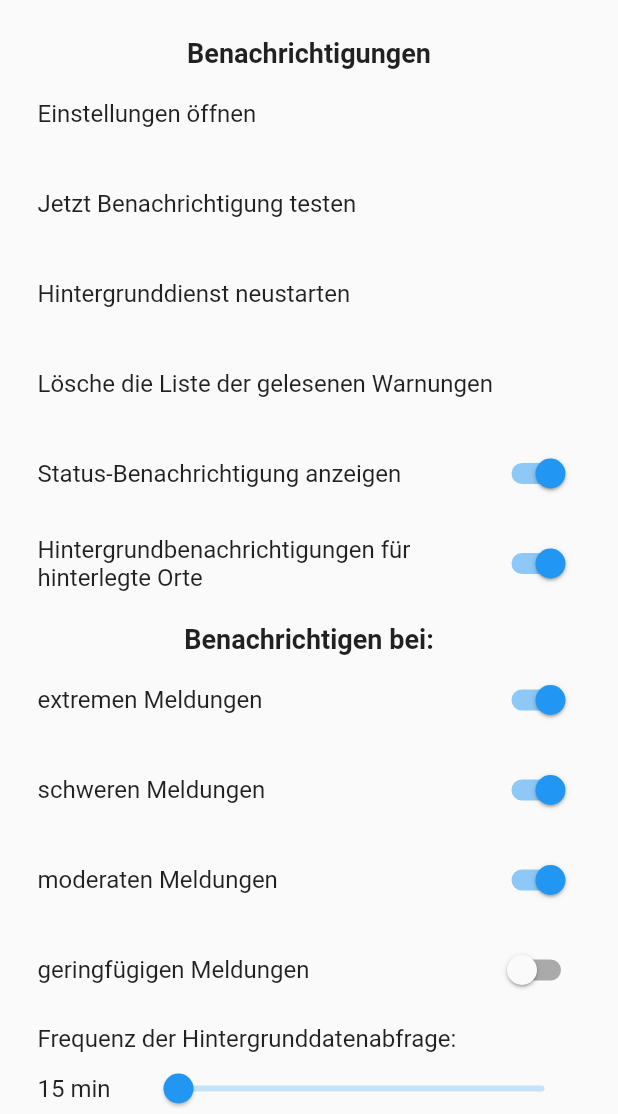
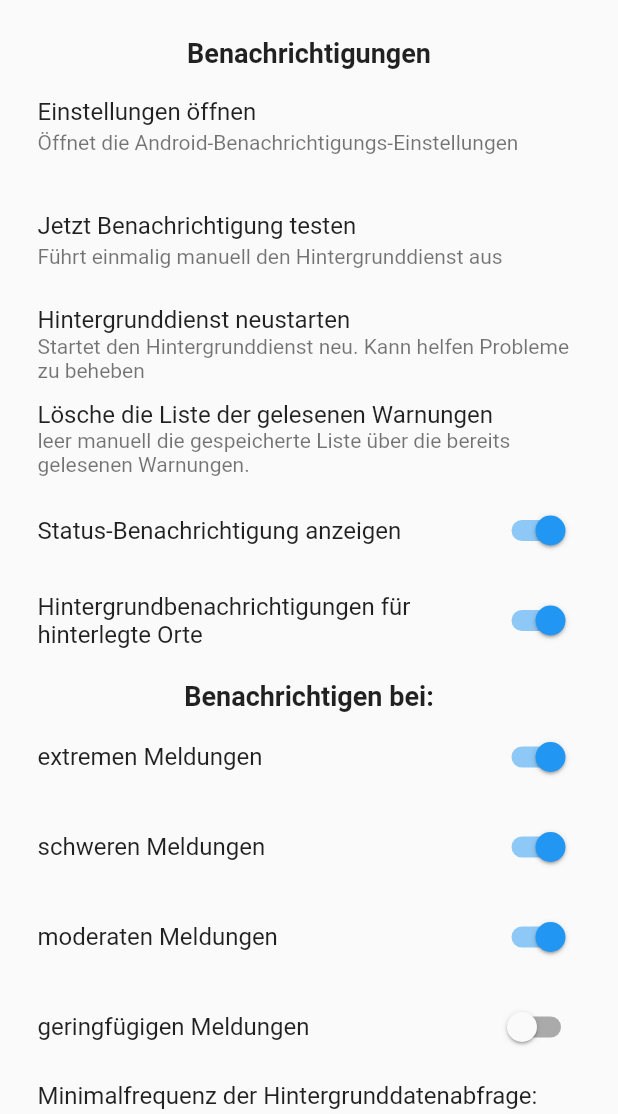
Before and after one commit to nucleus-ffm/foss_warn, a Flutter app: the Settings widget shown alone on an empty page, opened directly, on a phone screen of 412 x 824 dp, the part 122-1236 px from its top. Run offline on Flutter 3.47's test engine with Material 2 defaults, Android fonts, the phone set to English and light mode, and no system bars; our stand-ins replace flutter_local_notifications, rxdart, share_plus, shared_preferences; missing offline and left inert: app_settings, workmanager; accounts and stored records are empty; statements that could not run were skipped.

Commit message:
add subtitles to settings, add dark mode and move workmanager code to BackgroundTaskManager()

```diff
--- a/lib/SettingsView.dart
+++ b/lib/views/SettingsView.dart
@@ -1,23 +1,24 @@
-import 'dart:io';
-
 import 'package:flutter/material.dart';
+import 'package:foss_warn/class/class_BackgroundTask.dart';
 import 'package:foss_warn/services/checkForUpdates.dart';
+import 'package:foss_warn/services/updateProvider.dart';
+import 'package:provider/provider.dart';
 import 'package:workmanager/workmanager.dart';
 import 'package:app_settings/app_settings.dart';
 
 import 'aboutView.dart';
 import 'WelcomeView.dart';
 
-import 'services/CheckForMyPlacesWarnings.dart';
-import 'services/saveAndLoadSharedPreferences.dart';
-import 'services/listHandler.dart';
-import 'services/urlLauncher.dart';
+import '../services/checkForMyPlacesWarnings.dart';
+import '../services/saveAndLoadSharedPreferences.dart';
+import '../services/listHandler.dart';
+import '../services/urlLauncher.dart';
 
-import 'class/class_Place.dart';
+import '../class/class_Place.dart';
 
-import 'widgets/FontSizeDialog.dart';
-import 'widgets/SortByDialog.dart';
-import 'services/notification_service.dart';
+import '../widgets/dialogs/FontSizeDialog.dart';
+import '../widgets/dialogs/SortByDialog.dart';
+import '../class/class_NotificationService.dart';
 
 bool notificationWithExtreme = true;
 bool notificationWithSevere = true;
@@ -26,6 +27,7 @@ bool notificationWithMinor = false;
 bool notificationGeneral = true;
 bool showStatusNotification = true;
 bool showExtendedMetaData = false; //if ture show more tag in WarningDetailView
+bool useDarkMode = false;
 double frequencyOfAPICall = 15;
 String dropdownValue = '';
 int startScreen = 0;
@@ -33,7 +35,7 @@ double warningFontSize = 14;
 bool showWelcomeScreen = true;
 String sortWarningsBy = "source";
 
-String versionNumber = "0.2.1";
+String versionNumber = "0.2.2";
 String githubVersionNumber = versionNumber;
 bool updateAvailable = false;
 
@@ -83,6 +85,8 @@ class _SettingsState extends State<Settings> {
             ListTile(
               contentPadding: settingsTileListPadding,
               title: Text("Einstellungen öffnen"),
+              subtitle:
+                  Text("Öffnet die Android-Benachrichtigungs-Einstellungen"),
               onTap: () {
                 print("starte Hintergrunddienst neu");
                 AppSettings.openNotificationSettings();
@@ -91,8 +95,10 @@ class _SettingsState extends State<Settings> {
             ListTile(
               contentPadding: settingsTileListPadding,
               title: Text("Jetzt Benachrichtigung testen"),
+              subtitle:
+                  Text("Führt einmalig manuell den Hintergrunddienst aus"),
               onTap: () {
-                checkForWarnings();
+                checkForMyPlacesWarnings();
                 bool thereIsNoWarning = true;
                 for (Place myPlace in myPlaceList) {
                   //check if there are warning and if it they are important enough
@@ -126,12 +132,17 @@ class _SettingsState extends State<Settings> {
             ListTile(
               contentPadding: settingsTileListPadding,
               title: Text("Hintergrunddienst neustarten"),
+              subtitle: Text(
+                  "Startet den Hintergrunddienst neu. Kann helfen Probleme zu beheben"),
               onTap: () {
                 print("starte Hintergrunddienst neu");
                 try {
                   //delete all background tasks and create new one
                   Workmanager().cancelAll();
                   Workmanager().registerPeriodicTask("1", "call APIs",
+                      /*constraints: Constraints(
+                        networkType: NetworkType.connected,
+                      ),*/
                       frequency: Duration(minutes: frequencyOfAPICall.toInt()));
                 } catch (e) {
                   print("Something went wrong while restart background task: " +
@@ -153,6 +164,8 @@ class _SettingsState extends State<Settings> {
             ListTile(
               contentPadding: settingsTileListPadding,
               title: Text("Lösche die Liste der gelesenen Warnungen"),
+              subtitle: Text(
+                  "leer manuell die gespeicherte Liste über die bereits gelesenen Warnungen."),
               onTap: () {
                 print("delete readWarningsList");
                 readWarnings.clear();
@@ -209,14 +222,10 @@ class _SettingsState extends State<Settings> {
                           saveSettings();
                         });
                         if (notificationGeneral) {
-                          Workmanager().cancelAll();
-                          Workmanager().registerPeriodicTask(
-                            "1",
-                            "call APIs",
-                            frequency: Duration(minutes: 15),
-                          );
+                          BackgroundTaskManager().cancelBackgroundTask();
+                          BackgroundTaskManager().registerBackgroundTask();
                         } else {
-                          Workmanager().cancelAll();
+                          BackgroundTaskManager().cancelBackgroundTask();
                           setState(() {
                             notificationWithExtreme = false;
                             notificationWithSevere = false;
@@ -249,9 +258,8 @@ class _SettingsState extends State<Settings> {
                           setState(() {
                             notificationWithExtreme = value;
                             saveNotificationSettingsImportanceList();
-                            Workmanager().cancelAll();
-                            Workmanager().registerPeriodicTask("1", "call APIs",
-                                frequency: Duration(minutes: 15));
+                            BackgroundTaskManager().cancelBackgroundTask();
+                            BackgroundTaskManager().registerBackgroundTask();
                           });
                         } else {
                           print("Background notification is disabled");
@@ -274,9 +282,8 @@ class _SettingsState extends State<Settings> {
                           setState(() {
                             notificationWithSevere = value;
                             saveNotificationSettingsImportanceList();
-                            Workmanager().cancelAll();
-                            Workmanager().registerPeriodicTask("1", "call APIs",
-                                frequency: Duration(minutes: 15));
+                            BackgroundTaskManager().cancelBackgroundTask();
+                            BackgroundTaskManager().registerBackgroundTask();
                           });
                         } else {
                           print("Background notification is disabled");
@@ -299,9 +306,8 @@ class _SettingsState extends State<Settings> {
                           setState(() {
                             notificationWithModerate = value;
                             saveNotificationSettingsImportanceList();
-                            Workmanager().cancelAll();
-                            Workmanager().registerPeriodicTask("1", "call APIs",
-                                frequency: Duration(minutes: 15));
+                            BackgroundTaskManager().cancelBackgroundTask();
+                            BackgroundTaskManager().registerBackgroundTask();
                           });
                         } else {
                           print("Background notification is disabled");
@@ -324,9 +330,8 @@ class _SettingsState extends State<Settings> {
                           setState(() {
                             notificationWithMinor = value;
                             saveNotificationSettingsImportanceList();
-                            Workmanager().cancelAll();
-                            Workmanager().registerPeriodicTask("1", "call APIs",
-                                frequency: Duration(minutes: 15));
+                            BackgroundTaskManager().cancelBackgroundTask();
+                            BackgroundTaskManager().registerBackgroundTask();
                             ;
                           });
                         } else {
@@ -346,7 +351,7 @@ class _SettingsState extends State<Settings> {
                     child: Column(
                       crossAxisAlignment: CrossAxisAlignment.start,
                       children: [
-                        Text("Frequenz der Hintergrunddatenabfrage:"),
+                        Text("Minimalfrequenz der Hintergrunddatenabfrage:"),
                         Row(
                           mainAxisSize: MainAxisSize.max,
                           mainAxisAlignment: MainAxisAlignment.spaceBetween,
@@ -369,13 +374,10 @@ class _SettingsState extends State<Settings> {
                                 },
                                 onChangeEnd: (value) {
                                   saveSettings();
-                                  Workmanager().cancelAll();
-                                  Workmanager().registerPeriodicTask(
-                                      "1", "call APIs",
-                                      frequency: Duration(
-                                          minutes: frequencyOfAPICall.toInt()),
-                                      initialDelay: Duration(
-                                          minutes: frequencyOfAPICall.toInt()));
+                                  BackgroundTaskManager()
+                                      .cancelBackgroundTask();
+                                  BackgroundTaskManager()
+                                      .registerBackgroundTaskWithDelay();
                                 },
                               ),
                             ),
@@ -455,9 +457,26 @@ class _SettingsState extends State<Settings> {
               title: Row(
                 mainAxisAlignment: MainAxisAlignment.spaceBetween,
                 children: [
-                  Expanded(child: Text("Schriftgröße der Meldungen")),
+                  Expanded(child: Text("Nutze dunkles Farbschema")),
+                  Switch(
+                      value: useDarkMode,
+                      onChanged: (value) {
+                        setState(() {
+                          useDarkMode = value;
+                        });
+                        saveSettings();
+                        final updater =
+                            Provider.of<Update>(context, listen: false);
+                        updater.updateView();
+                      })
                 ],
               ),
+            ),
+            ListTile(
+              contentPadding: settingsTileListPadding,
+              title: Text("Schriftgröße der Meldungen"),
+              subtitle:
+                  Text("Passe die Schriftgröße der Warnungen an"),
               onTap: () {
                 showDialog(
                   context: context,
@@ -469,12 +488,9 @@ class _SettingsState extends State<Settings> {
             ),
             ListTile(
               contentPadding: settingsTileListPadding,
-              title: Row(
-                mainAxisAlignment: MainAxisAlignment.spaceBetween,
-                children: [
-                  Expanded(child: Text("Sortierung der Meldungen")),
-                ],
-              ),
+              title: Text("Sortierung der Meldungen"),
+              subtitle:
+                  Text("Passe die Anzeigereihenfolge der Meldungen an."),
               onTap: () {
                 showDialog(
                   context: context,
@@ -486,12 +502,8 @@ class _SettingsState extends State<Settings> {
             ),
             ListTile(
               contentPadding: settingsTileListPadding,
-              title: Row(
-                mainAxisAlignment: MainAxisAlignment.spaceBetween,
-                children: [
-                  Expanded(child: Text("Zeige das Intro nochmal")),
-                ],
-              ),
+              title: Text("Zeige das Intro nochmal"),
+              subtitle: Text("Zeigt den Einfühgrungsdialog noch einmal."),
               onTap: () {
                 Navigator.push(
                   context,
@@ -514,20 +526,28 @@ class _SettingsState extends State<Settings> {
                 mainAxisAlignment: MainAxisAlignment.spaceBetween,
                 children: [
                   Expanded(child: Text("Prüfe auf Updates")),
-                  updateAvailable && versionNumber != githubVersionNumber?
-                  TextButton(
-                      onPressed: () {
-                        launchUrlInBrowser('https://github.com/nucleus-ffm/foss_warn/releases/latest');
-                      },
-                      child: Text("Update verfügbar", style: TextStyle(color: Colors.white),),
-                  style: TextButton.styleFrom(backgroundColor: Colors.blue),
-                  ): SizedBox(),
+                  updateAvailable && versionNumber != githubVersionNumber
+                      ? TextButton(
+                          onPressed: () {
+                            launchUrlInBrowser(
+                                'https://github.com/nucleus-ffm/foss_warn/releases/latest');
+                          },
+                          child: Text(
+                            "Update verfügbar",
+                            style: TextStyle(color: Colors.white),
+                          ),
+                          style: TextButton.styleFrom(
+                              backgroundColor: Colors.blue),
+                        )
+                      : SizedBox(),
                 ],
               ),
               onTap: () async {
                 String result = await checkForUpdates();
                 print("Rückgabewert: $result");
-                if(result != "latest version installed" && result !="something else" && result != "Error - server not reachable") {
+                if (result != "latest version installed" &&
+                    result != "something else" &&
+                    result != "Error - server not reachable") {
                   setState(() {
                     updateAvailable = true;
                     saveSettings();
@@ -537,16 +557,16 @@ class _SettingsState extends State<Settings> {
                     updateAvailable = false;
                     saveSettings();
                   });
-                  if(result == "Error - server not reachable") {
+                  if (result == "Error - server not reachable") {
                     final snackBar = SnackBar(
                       content: const Text(
                         'Server nicht erreichbar',
                         style: TextStyle(color: Colors.black),
                       ),
-                      backgroundColor: Colors.green[100],
+                      backgroundColor: Colors.red[100],
                     );
                     ScaffoldMessenger.of(context).showSnackBar(snackBar);
-                  }else {
+                  } else {
                     final snackBar = SnackBar(
                       content: const Text(
                         'neuste Version installiert',
@@ -613,7 +633,7 @@ class _SettingsState extends State<Settings> {
                           height: 2,
                         ),
                         Text(
-                          "regionales Warn- und Informationssystem vieler Kommunen - warnt u.a. vor: Bombenfund, Chemieunfall, Feuer, Hochwasser, Erdrutsch / Lawine, Großschadenslage, Unwetter, Verkehrsunfall, Unterrichtsausfall und Seuchenfall.  ",
+                          "regionales Warn- und Informationssystem vieler Kommunen - warnt z.B. vor: Bombenfund, Chemieunfall, Feuer, Hochwasser, Erdrutsch / Lawine, Großschadenslage, Unwetter, Verkehrsunfall, Unterrichtsausfall und Seuchenfall.  ",
                           style: TextStyle(
                               fontSize: 12, fontStyle: FontStyle.italic),
                         )
@@ -638,7 +658,7 @@ class _SettingsState extends State<Settings> {
                           height: 2,
                         ),
                         Text(
-                          "Entwickelt von der Fraunhofer-Gesellschaft - Warnugen z.B. bei Großbrand, Bombenfund, Umweltkatastrophe",
+                          "Entwickelt von der Fraunhofer-Gesellschaft - warnt z.B. bei: Großbrand, Bombenfund und Umweltkatastrophe",
                           style: TextStyle(
                               fontSize: 12, fontStyle: FontStyle.italic),
                         ),
@@ -663,7 +683,7 @@ class _SettingsState extends State<Settings> {
                           height: 2,
                         ),
                         Text(
-                          "Bundesbehörde - warnt z.B. vor Unwettern",
+                          "Bundesbehörde - warnt vor Unwettern",
                           style: TextStyle(
                               fontSize: 12, fontStyle: FontStyle.italic),
                         ),
```
